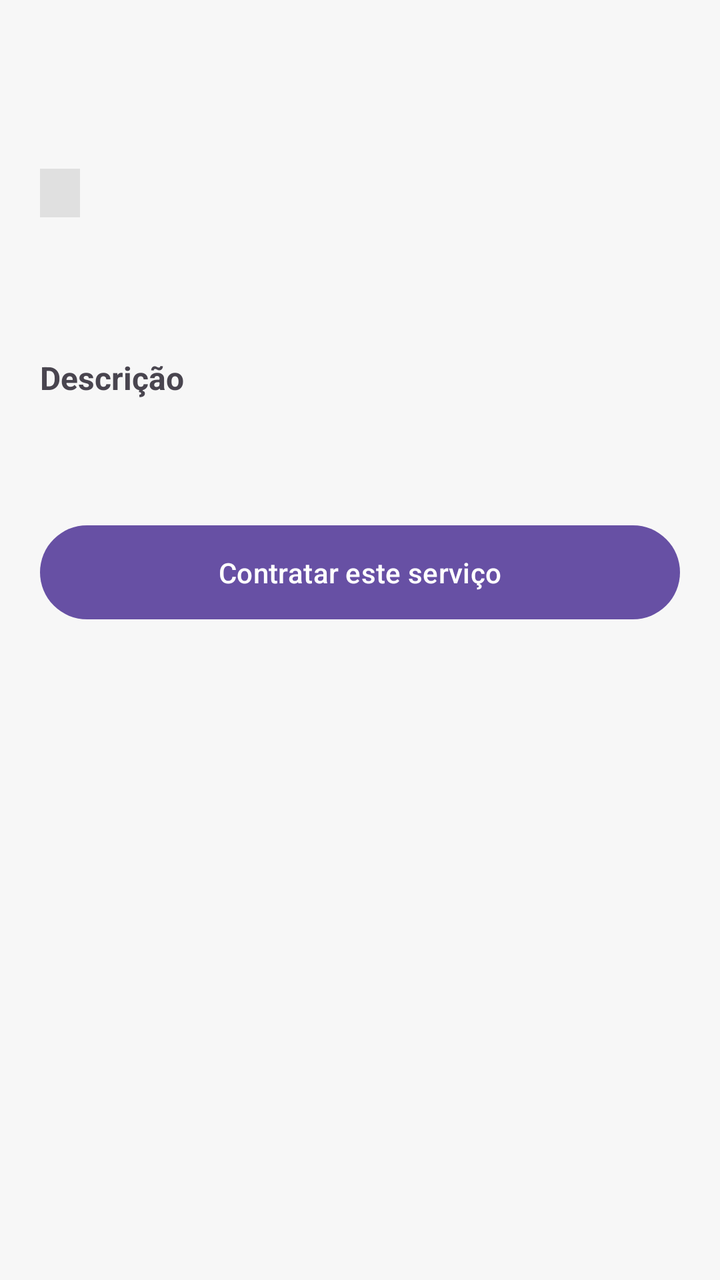
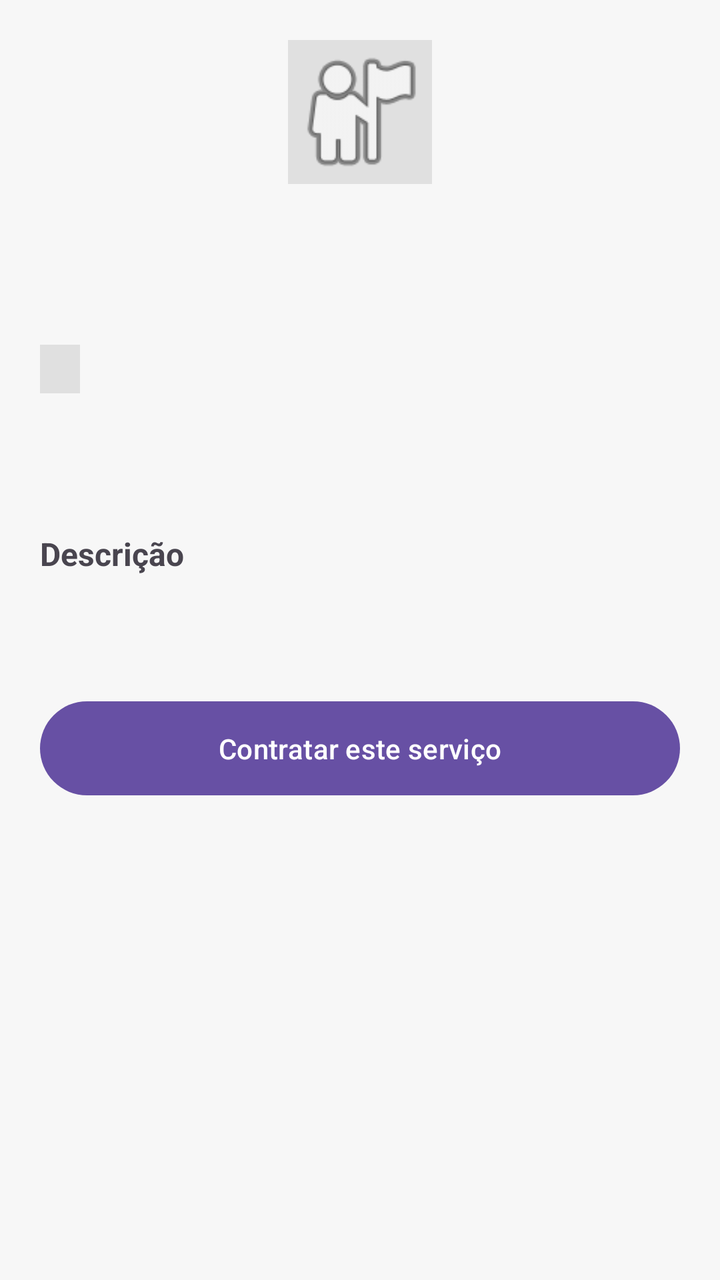

An Android layout rendered at two revisions. The XML below is the earlier revision; the diff shows what the commit changed to produce the second picture.
<!-- AndroidManifest.xml: application theme Theme.MeuFreela -->
<!-- res/layout/activity_detalhe_servico.xml -->
<?xml version="1.0" encoding="utf-8"?>
<ScrollView xmlns:android="http://schemas.android.com/apk/res/android"
    android:layout_width="match_parent"
    android:layout_height="match_parent"
    android:background="#F7F7F7">

    <LinearLayout
        android:layout_width="match_parent"
        android:layout_height="wrap_content"
        android:orientation="vertical"
        android:padding="20dp">

        <TextView
            android:id="@+id/textTitulo"
            android:layout_width="match_parent"
            android:layout_height="wrap_content"
            android:textSize="22sp"
            android:textStyle="bold" />

        <TextView
            android:id="@+id/textFreelancer"
            android:layout_width="match_parent"
            android:layout_height="wrap_content"
            android:layout_marginTop="8dp"
            android:textSize="14sp"
            android:textColor="#666666" />

        <TextView
            android:id="@+id/textCategoria"
            android:layout_width="wrap_content"
            android:layout_height="wrap_content"
            android:layout_marginTop="8dp"
            android:textSize="12sp"
            android:paddingHorizontal="10dp"
            android:paddingVertical="4dp"
            android:background="#E0E0E0" />

        <TextView
            android:id="@+id/textPreco"
            android:layout_width="wrap_content"
            android:layout_height="wrap_content"
            android:layout_marginTop="16dp"
            android:textSize="22sp"
            android:textStyle="bold"
            android:textColor="#6200EE" />

        <TextView
            android:layout_width="wrap_content"
            android:layout_height="wrap_content"
            android:layout_marginTop="24dp"
            android:text="Descrição"
            android:textSize="16sp"
            android:textStyle="bold" />

        <TextView
            android:id="@+id/textDescricao"
            android:layout_width="match_parent"
            android:layout_height="wrap_content"
            android:layout_marginTop="8dp"
            android:textSize="14sp" />

        <com.google.android.material.button.MaterialButton
            android:id="@+id/botaoContratar"
            android:layout_width="match_parent"
            android:layout_height="wrap_content"
            android:layout_marginTop="32dp"
            android:padding="14dp"
            android:text="Contratar este serviço" />
    </LinearLayout>
</ScrollView>
<!-- resources referenced by this layout -->
<resources>
  <style name="Theme.MeuFreela" parent="Base.Theme.MeuFreela" />
  <style name="Base.Theme.MeuFreela" parent="Theme.Material3.DayNight.NoActionBar">
          
          
      </style>
</resources>

<!-- the commit's change to res/layout/activity_detalhe_servico.xml (unified diff, before → after) -->
@@ -9,6 +9,17 @@
         android:layout_height="wrap_content"
         android:orientation="vertical"
         android:padding="20dp">
+
+        <ImageView
+            android:id="@+id/imageFreelancer"
+            android:layout_width="72dp"
+            android:layout_height="72dp"
+            android:layout_gravity="center_horizontal"
+            android:layout_marginBottom="16dp"
+            android:background="#E0E0E0"
+            android:contentDescription="Foto do freelancer"
+            android:scaleType="centerCrop"
+            android:src="@android:drawable/ic_menu_myplaces" />
 
         <TextView
             android:id="@+id/textTitulo"
